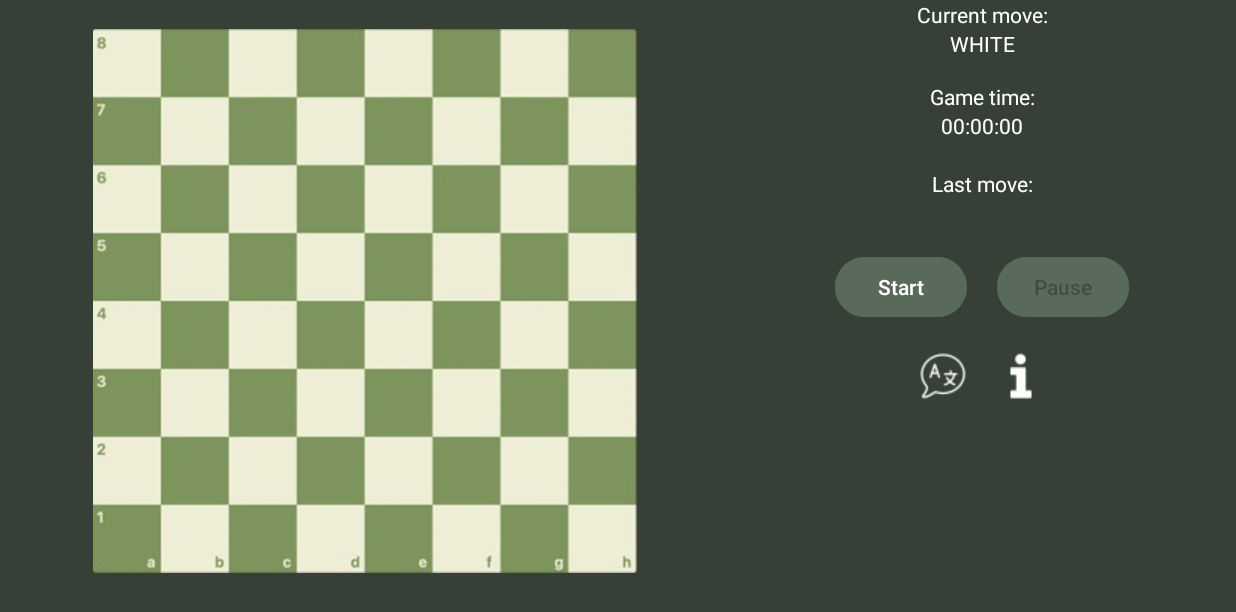
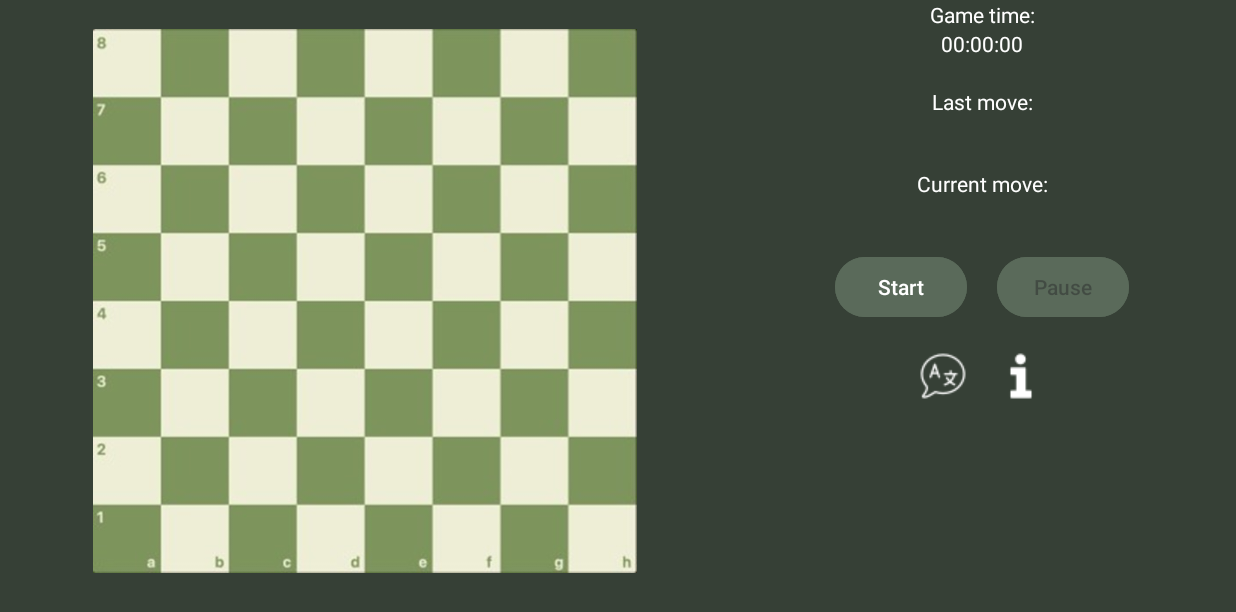
Before and after one commit to SachkoMaxim/ChessApp, an Android app: the screen it shows after launch (MainActivity), on a phone screen of 824 x 412 dp (held sideways). Shown: the top 612 px of the screen. Run offline under Robolectric (Android 15) with nearby library versions, the phone set to English and light mode, and no system bars.

Commit message:
made some visual changes

```diff
--- a/app/src/main/res/layout/activity_main.xml
+++ b/app/src/main/res/layout/activity_main.xml
@@ -62,22 +62,6 @@
             <TextView
                 android:layout_width="match_parent"
                 android:layout_height="wrap_content"
-                android:text="Current move:"
-                android:textAlignment="center"
-                android:textColor="@color/white"
-                android:id="@+id/current_move_text"/>
-
-            <TextView
-                android:layout_width="match_parent"
-                android:layout_height="wrap_content"
-                android:text="WHITE\n"
-                android:textAlignment="center"
-                android:textColor="@color/white"
-                android:id="@+id/current_move_tv"/>
-
-            <TextView
-                android:layout_width="match_parent"
-                android:layout_height="wrap_content"
                 android:text="Game time:"
                 android:textAlignment="center"
                 android:textColor="@color/white"
@@ -115,6 +99,21 @@
                 android:textColor="@color/white"
                 android:id="@+id/last_move_tv"/>
 
+            <TextView
+                android:layout_width="match_parent"
+                android:layout_height="wrap_content"
+                android:text="Current move:"
+                android:textAlignment="center"
+                android:textColor="@color/white"
+                android:id="@+id/current_move_text"/>
+
+            <TextView
+                android:layout_width="match_parent"
+                android:layout_height="wrap_content"
+                android:text="\n"
+                android:textAlignment="center"
+                android:textColor="@color/white"
+                android:id="@+id/current_move_tv"/>
 
             <LinearLayout
                 android:layout_width="wrap_content"
@@ -129,7 +128,7 @@
                     android:layout_weight="1"
                     android:backgroundTint="@color/butt_color"
                     android:text="Start"
-                    android:tooltipText="Starts game\nor resets it\nif you\nstarted\nplaying"/>
+                    android:tooltipText="Starts game or resets it if you started playing"/>
 
                 <Button
                     android:id="@+id/pause_resume_button"
@@ -172,7 +171,7 @@
                     android:text=""
                     android:layout_weight="1"
                     android:id="@+id/lang_button"
-                    android:tooltipText="Changes app\nlanguage"/>
+                    android:tooltipText="Changes app language"/>
 
                 <ImageButton
                     android:layout_width="wrap_content"
@@ -182,7 +181,7 @@
                     android:text=""
                     android:layout_weight="1"
                     android:id="@+id/inf_button"
-                    android:tooltipText="Gives information\non how to\nplay the game"/>
+                    android:tooltipText="Gives information on how to play the game"/>
 
             </LinearLayout>
 
```
